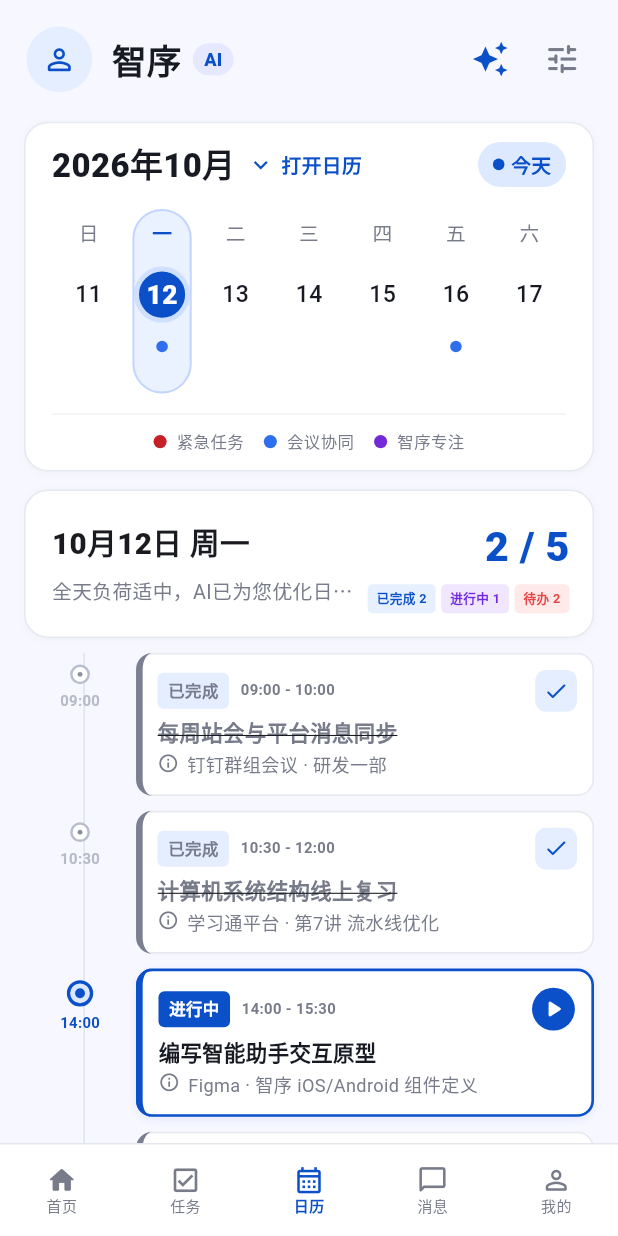
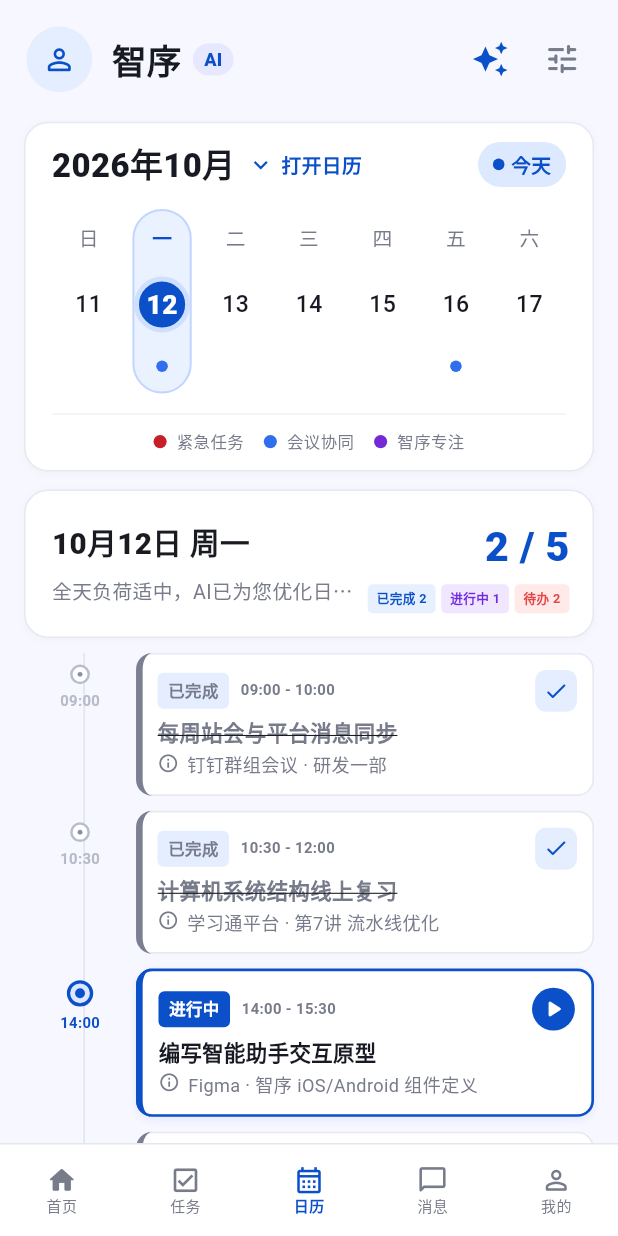
Before and after one commit to heart-seer/zhixu_APP, a Flutter app: the CalendarPage screen opened by its route, on a phone screen of 412 x 824 dp. Run offline on Flutter 3.47's test engine with Material 3 defaults, Android fonts, the phone set to English and light mode, and no system bars; our stand-ins replace dio, flutter_riverpod, flutter_secure_storage, go_router, shared_preferences; accounts and stored records are empty.

Commit message:
恢复周视图原有日期间距

```diff
--- a/lib/features/calendar/calendar_page.dart
+++ b/lib/features/calendar/calendar_page.dart
@@ -347,7 +347,7 @@
                         ),
                       ),
                     Positioned(
-                      top: 6 * scale,
+                      top: 9 * scale,
                       child: Text(
                         _weekdays[index],
                         style: TextStyle(
@@ -362,7 +362,7 @@
                       ),
                     ),
                     Positioned(
-                      top: 35 * scale,
+                      top: 41 * scale,
                       child: selected || today
                           ? Container(
                               width: 34 * scale,
@@ -408,7 +408,7 @@
                             ),
                     ),
                     Positioned(
-                      top: 80 * scale,
+                      top: 92 * scale,
                       child: _dayDots(index, selected, scale),
                     ),
                   ],
```
